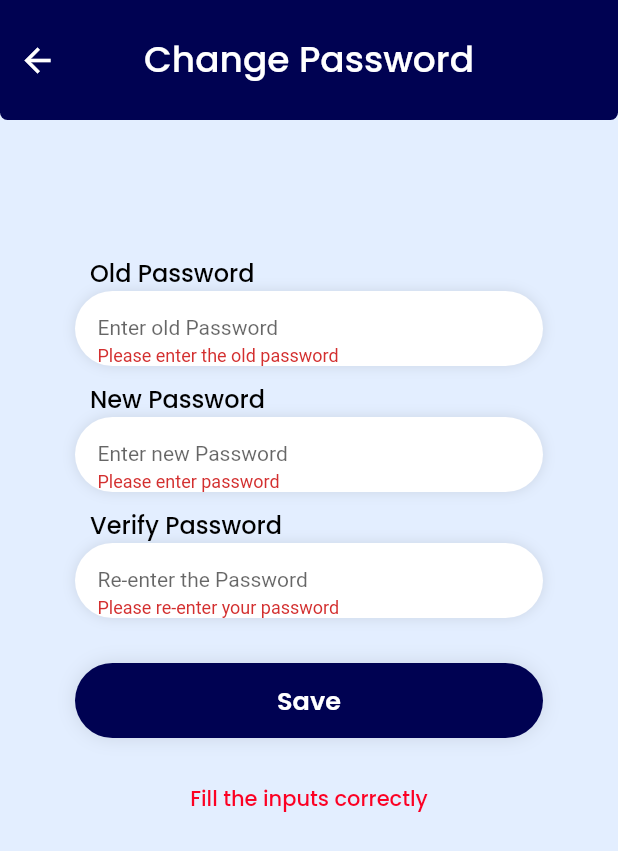
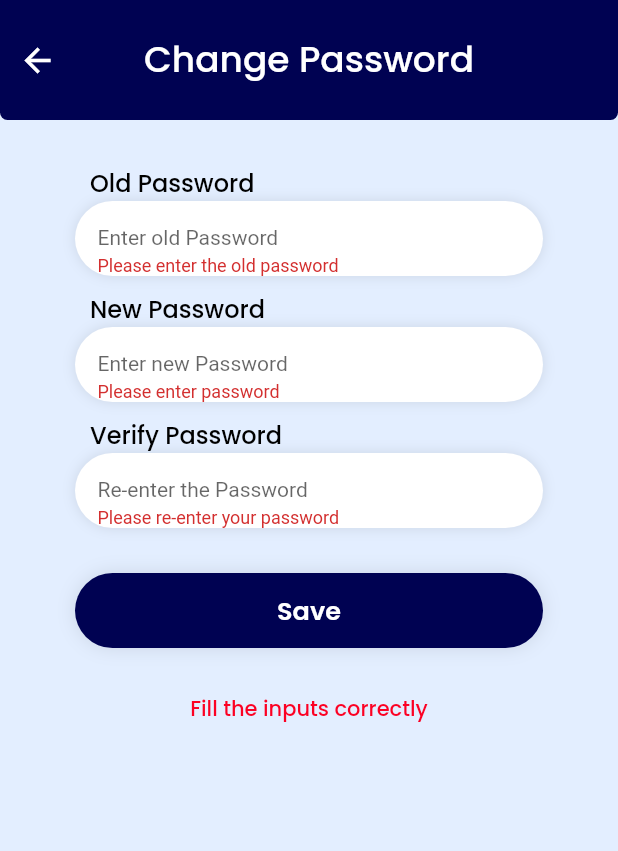
Before and after one commit to Husain-Zreik/Fatal-Breath, a Flutter app: the ChangePasswordScreen screen opened directly, after a tap on "Save", on a phone screen of 412 x 824 dp. Shown: the top 851 px of the screen. Run offline on Flutter 3.47's test engine with Material 2 defaults, Android fonts, the phone set to English and light mode, and no system bars; our stand-ins replace dio, fluttericon, get, google_fonts, hexcolor, image_picker and 1 more; accounts and stored records are empty.

Commit message:
Frontend <> removed the succeful var

```diff
--- a/fatal_breath_frontend/lib/screens/settings/change.password.screen.dart
+++ b/fatal_breath_frontend/lib/screens/settings/change.password.screen.dart
@@ -24,7 +24,6 @@ class _ChangePasswordScreenState extends State<ChangePasswordScreen> {
   final TextEditingController oldpasswordController = TextEditingController();
   final _form = GlobalKey<FormState>();
 
-  bool successful = true;
   String err = "";
   bool validated() {
     return _form.currentState!.validate();
@@ -37,7 +36,6 @@ class _ChangePasswordScreenState extends State<ChangePasswordScreen> {
       });
 
       if (!validated()) {
-        successful = true;
         return err = "Fill the inputs correctly";
       }
 
@@ -52,7 +50,6 @@ class _ChangePasswordScreenState extends State<ChangePasswordScreen> {
     } on HttpException catch (error) {
       setState(() {
         err = error.message;
-        successful = true;
       });
     }
   }
@@ -100,7 +97,7 @@ class _ChangePasswordScreenState extends State<ChangePasswordScreen> {
       body: SingleChildScrollView(
         child: Center(
           child: Padding(
-            padding: const EdgeInsets.fromLTRB(50, 60, 50, 0),
+            padding: const EdgeInsets.fromLTRB(50, 0, 50, 0),
             child: Form(
               key: _form,
               child: Column(
```
